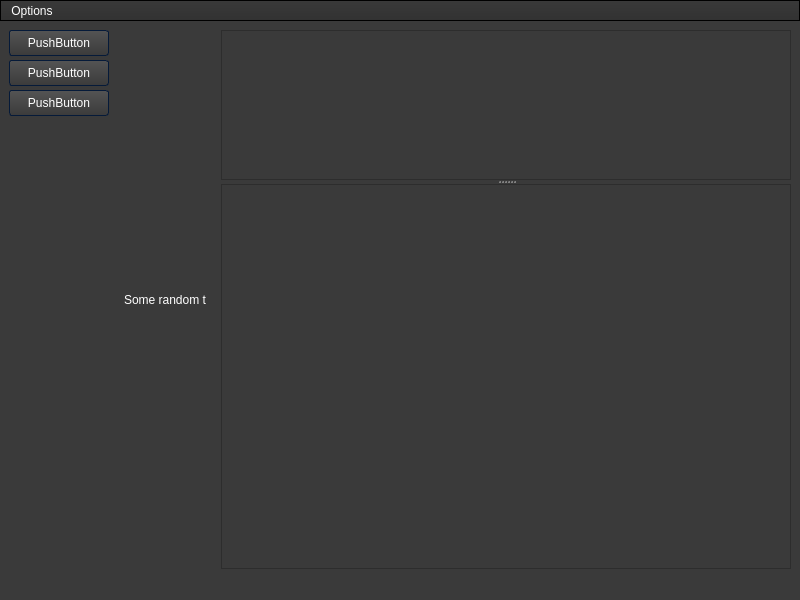
Old version of the form forms/mainwindow.ui in the repository WTS012201/Text-Extraction-Tool.
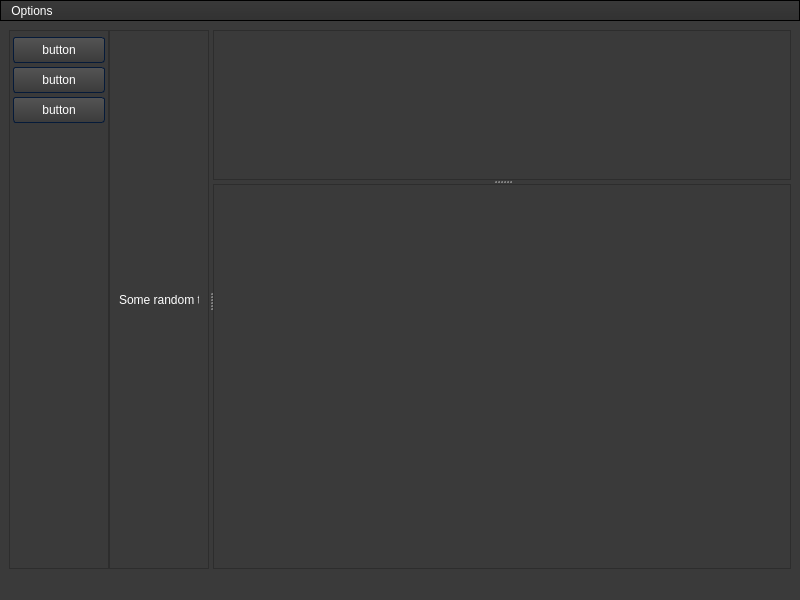
New version of the form. Icons and pictures are not drawn.

Commit message: init design

```diff
--- a/forms/mainwindow.ui
+++ b/forms/mainwindow.ui
@@ -983,8 +983,11 @@
    <layout class="QVBoxLayout" name="verticalLayout_7">
     <item>
      <layout class="QHBoxLayout" name="Content" stretch="0,0">
+      <property name="spacing">
+       <number>0</number>
+      </property>
       <item>
-       <widget class="QWidget" name="SideBar" native="true">
+       <widget class="QFrame" name="SideBar">
         <property name="sizePolicy">
          <sizepolicy hsizetype="Preferred" vsizetype="Preferred">
           <horstretch>0</horstretch>
@@ -998,9 +1001,13 @@
          </size>
         </property>
         <property name="styleSheet">
-         <string notr="true">SideBar{
-border: 1px solid #666666;
-}</string>
+         <string notr="true"/>
+        </property>
+        <property name="frameShape">
+         <enum>QFrame::StyledPanel</enum>
+        </property>
+        <property name="frameShadow">
+         <enum>QFrame::Sunken</enum>
         </property>
         <layout class="QVBoxLayout" name="verticalLayout_3">
          <property name="spacing">
@@ -1020,24 +1027,54 @@
          </property>
          <item>
           <layout class="QVBoxLayout" name="SideBarContent_4">
+           <property name="leftMargin">
+            <number>3</number>
+           </property>
+           <property name="topMargin">
+            <number>6</number>
+           </property>
+           <property name="rightMargin">
+            <number>3</number>
+           </property>
+           <property name="bottomMargin">
+            <number>6</number>
+           </property>
            <item>
             <widget class="QPushButton" name="pushButton">
+             <property name="minimumSize">
+              <size>
+               <width>50</width>
+               <height>0</height>
+              </size>
+             </property>
              <property name="text">
-              <string>PushButton</string>
+              <string>button</string>
              </property>
             </widget>
            </item>
            <item>
             <widget class="QPushButton" name="pushButton_3">
+             <property name="minimumSize">
+              <size>
+               <width>50</width>
+               <height>0</height>
+              </size>
+             </property>
              <property name="text">
-              <string>PushButton</string>
+              <string>button</string>
              </property>
             </widget>
            </item>
            <item>
             <widget class="QPushButton" name="pushButton_2">
+             <property name="minimumSize">
+              <size>
+               <width>50</width>
+               <height>0</height>
+              </size>
+             </property>
              <property name="text">
-              <string>PushButton</string>
+              <string>button</string>
              </property>
             </widget>
            </item>
@@ -1062,14 +1099,24 @@
       <item>
        <layout class="QHBoxLayout" name="MainContent">
         <item>
-         <widget class="QWidget" name="ImageContent" native="true">
+         <widget class="QSplitter" name="splitter_4">
+          <property name="orientation">
+           <enum>Qt::Horizontal</enum>
+          </property>
+          <widget class="QFrame" name="ImageContent">
           <property name="maximumSize">
            <size>
             <width>100</width>
             <height>16777215</height>
            </size>
           </property>
-          <layout class="QVBoxLayout" name="ImageObjectsLayout">
+           <property name="frameShape">
+            <enum>QFrame::StyledPanel</enum>
+           </property>
+           <property name="frameShadow">
+            <enum>QFrame::Sunken</enum>
+           </property>
+           <layout class="QVBoxLayout" name="verticalLayout_21">
            <item>
             <widget class="QLabel" name="label">
              <property name="text">
@@ -1079,7 +1126,8 @@
            </item>
           </layout>
          </widget>
-        </item>
+          <widget class="QWidget" name="widget_3" native="true">
+           <layout class="QVBoxLayout" name="verticalLayout_20">
         <item>
          <layout class="QVBoxLayout" name="ImageScrollLayout">
           <item>
@@ -1107,8 +1155,8 @@
                     <rect>
                      <x>0</x>
                      <y>0</y>
-                     <width>542</width>
-                     <height>242</height>
+                         <width>532</width>
+                         <height>135</height>
                     </rect>
                    </property>
                    <property name="sizePolicy">
@@ -1155,6 +1203,10 @@
            </layout>
           </item>
          </layout>
+            </item>
+           </layout>
+          </widget>
+         </widget>
         </item>
        </layout>
       </item>
```
Left out of the diff: 2 changed lines with no effect on the pictures. Lines whose indentation alone changed are shown as unchanged. The commit also changes 1 other file.
